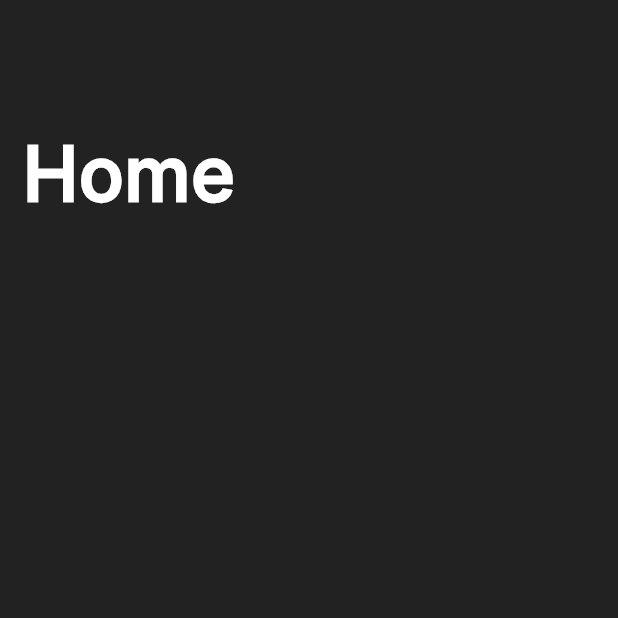
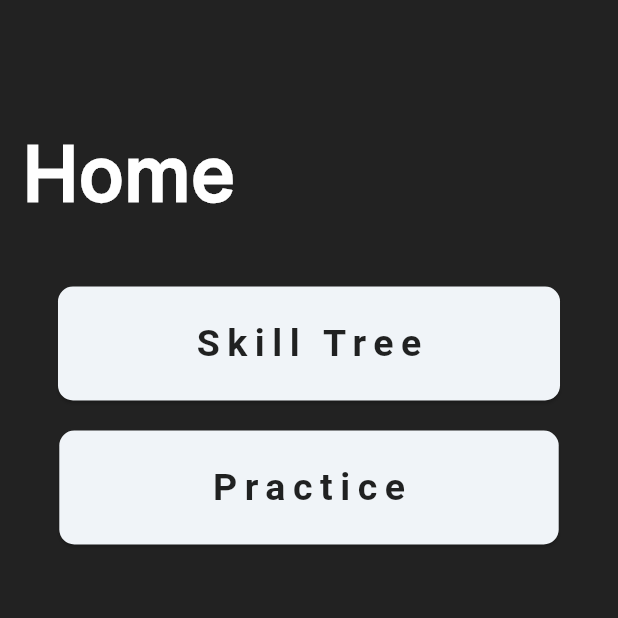
Before and after one commit to gbermudez2/shapesApp, a Flutter app: the MainMenu screen opened directly, on a phone screen of 412 x 824 dp, the top half of it. Run offline on Flutter 3.47's test engine with Material 3 defaults, Android fonts, the phone set to English and light mode, and no system bars.

Commit message:
more formatting, added skill_tree

```diff
--- a/lib/main_menu.dart
+++ b/lib/main_menu.dart
@@ -1,4 +1,6 @@
 import 'package:flutter/material.dart';
+import 'main.dart';
+import 'skill_tree.dart';
 
 class MainMenu extends StatefulWidget {
   const MainMenu({super.key, required this.title});
@@ -11,21 +13,78 @@ class MainMenu extends StatefulWidget {
 }
 
 class _MainMenuState extends State<MainMenu> {
+  void _toSkillTree() {
+    setState(() {
+      Navigator.push(
+        context,
+        MaterialPageRoute(builder: (context) =>
+        const SkillTree(title: 'Main Menu')),
+      );
+    });
+  }
+
   @override
   Widget build(BuildContext context) {
-    return const Scaffold(
+    return Scaffold(
       backgroundColor: Colors.black87,
-      body: Align(
+      body: Center(
+        child: Column(
+          mainAxisAlignment: MainAxisAlignment.start,
+          children: [
+            const Align(
               alignment: Alignment.topLeft,
               child: Padding(
                 padding: EdgeInsets.only(left: 15, top: 80),
                 child: Text(
                   'Home',
-            style: TextStyle(fontSize: 50,
+                  style: TextStyle(
+                    fontSize: 50,
                     fontWeight: FontWeight.bold,
                     color: Colors.white,
-                fontFamily: 'Inter'),
+                    fontFamily: 'Inter',
                   ),
+                ),
+              ),
+            ),
+            const SizedBox(height: 40), // Add some space between text and buttons
+            ElevatedButton(
+              onPressed: _toSkillTree,
+              style: ElevatedButton.styleFrom(
+                shape: RoundedRectangleBorder(
+                  borderRadius: BorderRadius.circular(10),
+                ),
+                padding: const EdgeInsets.symmetric(horizontal: 90, vertical: 20),
+              ),
+              child: const Text(
+                'Skill Tree',
+                style: TextStyle(
+                  fontWeight: FontWeight.bold,
+                  fontSize: 25,
+                  letterSpacing: 5,
+                  color: Colors.black87,
+                ),
+              ),
+            ),
+            const SizedBox(height: 20), // Add some space between buttons
+            ElevatedButton(
+              onPressed: _toSkillTree,
+              style: ElevatedButton.styleFrom(
+                shape: RoundedRectangleBorder(
+                  borderRadius: BorderRadius.circular(10),
+                ),
+                padding: const EdgeInsets.symmetric(horizontal: 100, vertical: 20),
+              ),
+              child: const Text(
+                'Practice',
+                style: TextStyle(
+                  fontWeight: FontWeight.bold,
+                  fontSize: 25,
+                  letterSpacing: 5,
+                  color: Colors.black87,
+                ),
+              ),
+            ),
+          ],
         ),
       ),
     );
```
Also changed, not shown: lib/skill_tree.dart (+87 -23 lines). Lines whose indentation alone changed are shown as unchanged.
